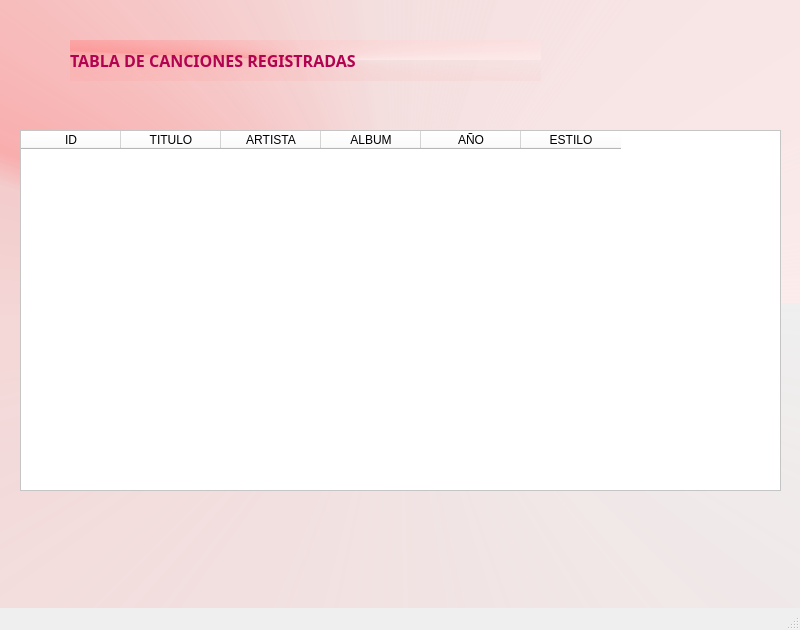
First picture: the form in Proyectos/Project_Music_DB/ventanas/ventana_tabla_listado.ui, repository SilviaSanjose/Python_exercices, before the edit.
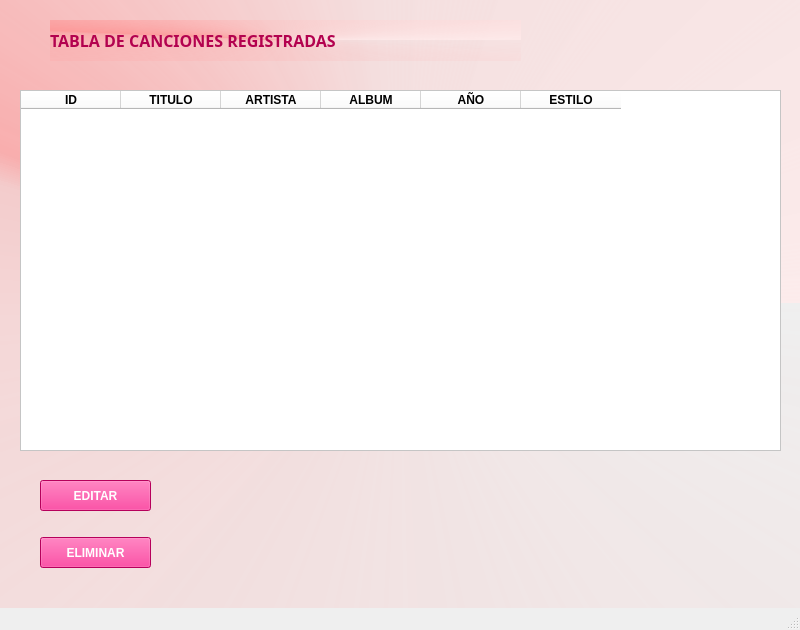
Second picture: the form after the edit.

The edit to the form file:
```diff
--- a/Proyectos/Project_Music_DB/ventanas/ventana_tabla_listado.ui
+++ b/Proyectos/Project_Music_DB/ventanas/ventana_tabla_listado.ui
@@ -20,8 +20,8 @@
    <widget class="QLabel" name="lbl_listado">
     <property name="geometry">
      <rect>
-      <x>70</x>
-      <y>40</y>
+      <x>50</x>
+      <y>20</y>
       <width>471</width>
       <height>41</height>
      </rect>
@@ -40,11 +40,129 @@
     <property name="geometry">
      <rect>
       <x>20</x>
-      <y>130</y>
+      <y>90</y>
       <width>761</width>
       <height>361</height>
      </rect>
     </property>
+    <property name="palette">
+     <palette>
+      <active>
+       <colorrole role="Button">
+        <brush brushstyle="SolidPattern">
+         <color alpha="255">
+          <red>255</red>
+          <green>247</green>
+          <blue>255</blue>
+         </color>
+        </brush>
+       </colorrole>
+       <colorrole role="Base">
+        <brush brushstyle="SolidPattern">
+         <color alpha="255">
+          <red>255</red>
+          <green>255</green>
+          <blue>255</blue>
+         </color>
+        </brush>
+       </colorrole>
+       <colorrole role="Window">
+        <brush brushstyle="SolidPattern">
+         <color alpha="255">
+          <red>255</red>
+          <green>255</green>
+          <blue>255</blue>
+         </color>
+        </brush>
+       </colorrole>
+       <colorrole role="Link">
+        <brush brushstyle="SolidPattern">
+         <color alpha="255">
+          <red>83</red>
+          <green>215</green>
+          <blue>255</blue>
+         </color>
+        </brush>
+       </colorrole>
+      </active>
+      <inactive>
+       <colorrole role="Button">
+        <brush brushstyle="SolidPattern">
+         <color alpha="255">
+          <red>255</red>
+          <green>247</green>
+          <blue>255</blue>
+         </color>
+        </brush>
+       </colorrole>
+       <colorrole role="Base">
+        <brush brushstyle="SolidPattern">
+         <color alpha="255">
+          <red>255</red>
+          <green>255</green>
+          <blue>255</blue>
+         </color>
+        </brush>
+       </colorrole>
+       <colorrole role="Window">
+        <brush brushstyle="SolidPattern">
+         <color alpha="255">
+          <red>255</red>
+          <green>255</green>
+          <blue>255</blue>
+         </color>
+        </brush>
+       </colorrole>
+       <colorrole role="Link">
+        <brush brushstyle="SolidPattern">
+         <color alpha="255">
+          <red>83</red>
+          <green>215</green>
+          <blue>255</blue>
+         </color>
+        </brush>
+       </colorrole>
+      </inactive>
+      <disabled>
+       <colorrole role="Button">
+        <brush brushstyle="SolidPattern">
+         <color alpha="255">
+          <red>255</red>
+          <green>247</green>
+          <blue>255</blue>
+         </color>
+        </brush>
+       </colorrole>
+       <colorrole role="Base">
+        <brush brushstyle="SolidPattern">
+         <color alpha="255">
+          <red>255</red>
+          <green>255</green>
+          <blue>255</blue>
+         </color>
+        </brush>
+       </colorrole>
+       <colorrole role="Window">
+        <brush brushstyle="SolidPattern">
+         <color alpha="255">
+          <red>255</red>
+          <green>255</green>
+          <blue>255</blue>
+         </color>
+        </brush>
+       </colorrole>
+       <colorrole role="Link">
+        <brush brushstyle="SolidPattern">
+         <color alpha="255">
+          <red>83</red>
+          <green>215</green>
+          <blue>255</blue>
+         </color>
+        </brush>
+       </colorrole>
+      </disabled>
+     </palette>
+    </property>
     <property name="styleSheet">
      <string notr="true">background-color: rgb(255, 255, 255);</string>
     </property>
@@ -58,33 +176,120 @@
      <property name="text">
       <string>ID</string>
      </property>
+     <property name="font">
+      <font>
+       <pointsize>9</pointsize>
+       <weight>75</weight>
+       <bold>true</bold>
+      </font>
+     </property>
     </column>
     <column>
      <property name="text">
       <string>TITULO</string>
      </property>
+     <property name="font">
+      <font>
+       <weight>75</weight>
+       <bold>true</bold>
+      </font>
+     </property>
     </column>
     <column>
      <property name="text">
       <string>ARTISTA</string>
      </property>
+     <property name="font">
+      <font>
+       <weight>75</weight>
+       <bold>true</bold>
+      </font>
+     </property>
     </column>
     <column>
      <property name="text">
       <string>ALBUM</string>
      </property>
+     <property name="font">
+      <font>
+       <weight>75</weight>
+       <bold>true</bold>
+      </font>
+     </property>
     </column>
     <column>
      <property name="text">
       <string>AÑO</string>
      </property>
+     <property name="font">
+      <font>
+       <weight>75</weight>
+       <bold>true</bold>
+      </font>
+     </property>
     </column>
     <column>
      <property name="text">
       <string>ESTILO</string>
      </property>
+     <property name="font">
+      <font>
+       <weight>75</weight>
+       <bold>true</bold>
+      </font>
+     </property>
     </column>
    </widget>
+   <widget class="QPushButton" name="btn_editar">
+    <property name="geometry">
+     <rect>
+      <x>40</x>
+      <y>480</y>
+      <width>111</width>
+      <height>31</height>
+     </rect>
+    </property>
+    <property name="font">
+     <font>
+      <family>Leelawadee UI</family>
+      <pointsize>9</pointsize>
+      <weight>75</weight>
+      <bold>true</bold>
+     </font>
+    </property>
+    <property name="styleSheet">
+     <string notr="true">color: rgb(255, 255, 255);
+background-color: rgb(255, 0, 127);</string>
+    </property>
+    <property name="text">
+     <string>EDITAR</string>
+    </property>
+   </widget>
+   <widget class="QPushButton" name="btn_eliminar">
+    <property name="geometry">
+     <rect>
+      <x>40</x>
+      <y>537</y>
+      <width>111</width>
+      <height>31</height>
+     </rect>
+    </property>
+    <property name="font">
+     <font>
+      <family>Leelawadee UI</family>
+      <pointsize>9</pointsize>
+      <weight>75</weight>
+      <bold>true</bold>
+     </font>
+    </property>
+    <property name="styleSheet">
+     <string notr="true">color: rgb(255, 255, 255);
+background-color: rgb(255, 0, 127);</string>
+    </property>
+    <property name="text">
+     <string>ELIMINAR</string>
+    </property>
+   </widget>
   </widget>
   <widget class="QStatusBar" name="statusbar"/>
  </widget>
```
Left out of the diff: 9 changed lines with no effect on the pictures.
